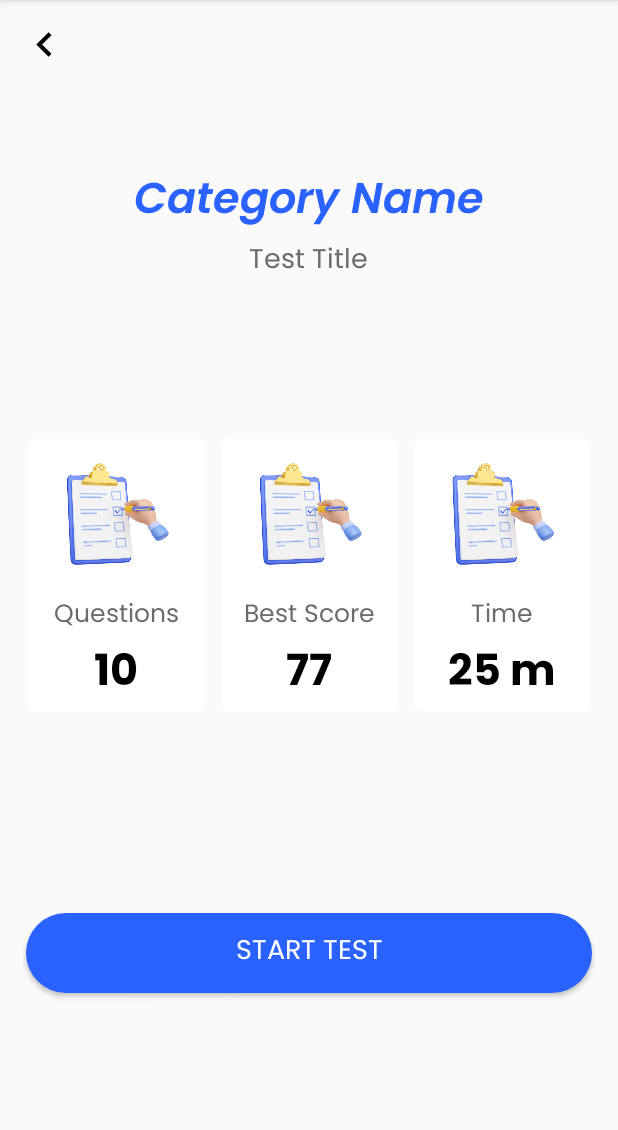
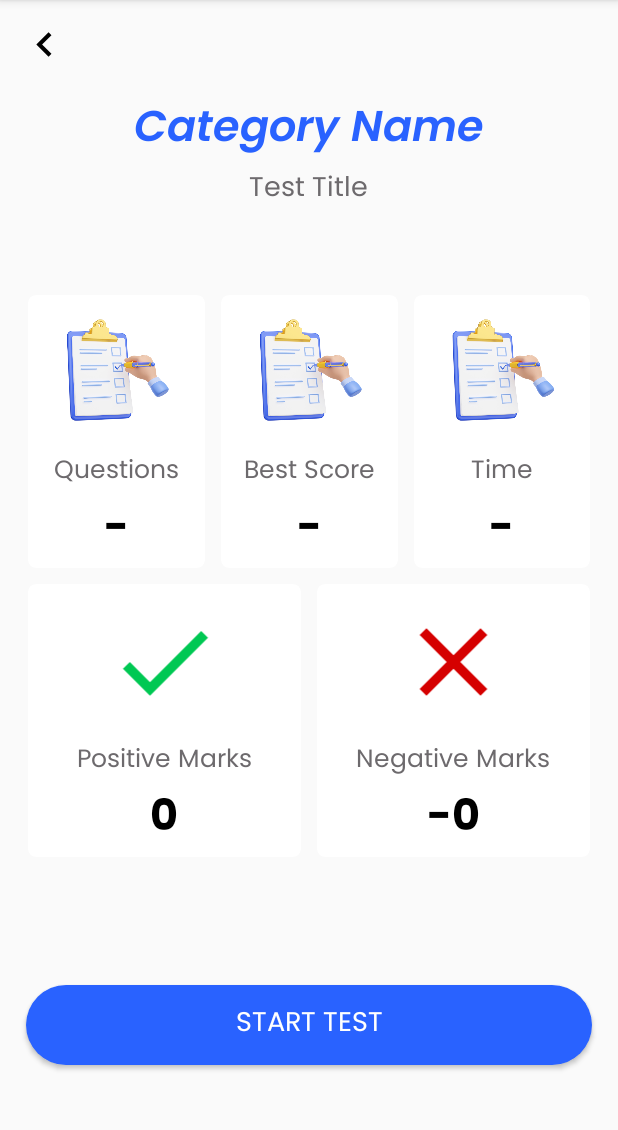
Before and after one commit to GauravKhalapurkar/StudoTest, an Android app: the StartTest screen opened directly, with no data from a screen before it, on a phone screen of 412 x 824 dp, the part 84-1214 px from its top. Run offline under Robolectric (Android 15) with nearby library versions, the phone set to English and light mode, and no system bars; our stand-ins replace Firebase (no records; nobody signed in at launch, a user with empty details on screens opened directly), sdp/ssp sizes; 1 statement that could not run was skipped.

Commit message:
Positive and negative marking done.

```diff
--- a/app/src/main/java/com/gakdevelopers/studotest/activities/Score.java
+++ b/app/src/main/java/com/gakdevelopers/studotest/activities/Score.java
@@ -31,7 +31,7 @@ public class Score extends AppCompatActivity {
 
     private Toolbar toolbar;
 
-    private int finalScore;
+    private int finalScore, marksObtained;
 
     @Override
     protected void onCreate(Bundle savedInstanceState) {
@@ -96,8 +96,13 @@ public class Score extends AppCompatActivity {
             }
         }
 
+        //Toast.makeText(this, "" + DbQuery.g_positive_marks + " - " + DbQuery.g_negative_marks, Toast.LENGTH_SHORT).show();
+
+        marksObtained = (correct * DbQuery.g_positive_marks) - (wrong * DbQuery.g_negative_marks);
+
         finalScore = correct * 100 / DbQuery.g_question_list.size();
-        txtScore.setText(String.valueOf(correct) + "/" + String.valueOf(DbQuery.g_question_list.size()));
+
+        txtScore.setText(String.valueOf(marksObtained) + "/" + String.valueOf(DbQuery.g_question_list.size() * DbQuery.g_positive_marks));
 
         timeTaken = getIntent().getLongExtra("timeTaken", 0);
         String time = String.format("%02d:%02d mins",
--- a/app/src/main/java/com/gakdevelopers/studotest/activities/StartTest.java
+++ b/app/src/main/java/com/gakdevelopers/studotest/activities/StartTest.java
@@ -20,7 +20,7 @@ import com.gakdevelopers.studotest.interfaces.MyCompleteListener;
 
 public class StartTest extends AppCompatActivity {
 
-    private TextView txtCategoryName, txtTestTitle, txtQuestions, txtBestScore, txtTime;
+    private TextView txtCategoryName, txtTestTitle, txtQuestions, txtBestScore, txtTime, txtPositiveMarks, txtNegativeMarks;
 
     private Button btnStartTest;
 
@@ -38,6 +38,8 @@ public class StartTest extends AppCompatActivity {
         txtQuestions = (TextView) findViewById(R.id.txtQuestions);
         txtBestScore = (TextView) findViewById(R.id.txtBestScore);
         txtTime = (TextView) findViewById(R.id.txtTime);
+        txtPositiveMarks = (TextView) findViewById(R.id.txtPositiveMarks);
+        txtNegativeMarks = (TextView) findViewById(R.id.txtNegativeMarks);
 
         btnStartTest = (Button) findViewById(R.id.btnStartTest);
 
@@ -60,6 +62,11 @@ public class StartTest extends AppCompatActivity {
         });
 
         loading =  ProgressDialog.show(StartTest.this,"Loading","Please Wait",false,false);
+
+        //Toast.makeText(this, "" + DbQuery.g_positive_marks + " - " + DbQuery.g_negative_marks, Toast.LENGTH_SHORT).show();
+
+        txtPositiveMarks.setText("" + DbQuery.g_positive_marks);
+        txtNegativeMarks.setText("-" + DbQuery.g_negative_marks);
 
         loadQuestions(new MyCompleteListener() {
             @Override
--- a/app/src/main/java/com/gakdevelopers/studotest/database/DbQuery.java
+++ b/app/src/main/java/com/gakdevelopers/studotest/database/DbQuery.java
@@ -3,6 +3,7 @@ package com.gakdevelopers.studotest.database;
 import android.util.ArrayMap;
 
 import androidx.annotation.NonNull;
+import androidx.annotation.Nullable;
 
 import com.gakdevelopers.studotest.interfaces.MyCompleteListener;
 import com.gakdevelopers.studotest.models.CategoryModel;
@@ -15,8 +16,10 @@ import com.google.android.gms.tasks.OnSuccessListener;
 import com.google.firebase.auth.FirebaseAuth;
 import com.google.firebase.firestore.DocumentReference;
 import com.google.firebase.firestore.DocumentSnapshot;
+import com.google.firebase.firestore.EventListener;
 import com.google.firebase.firestore.FieldValue;
 import com.google.firebase.firestore.FirebaseFirestore;
+import com.google.firebase.firestore.FirebaseFirestoreException;
 import com.google.firebase.firestore.Query;
 import com.google.firebase.firestore.QueryDocumentSnapshot;
 import com.google.firebase.firestore.QuerySnapshot;
@@ -47,6 +50,8 @@ public class DbQuery {
     public static List<Rank> g_users_list = new ArrayList<>();
 
     public static int getG_selected_cat_index = 0;
+    public static int g_positive_marks = 0;
+    public static int g_negative_marks = 0;
 
     public static int g_users_count = 0;
 
@@ -234,6 +239,16 @@ public class DbQuery {
     public static void loadTests(String testType, final MyCompleteListener completeListener) {
         g_testList.clear();
 
+        DocumentReference ref = g_fireStore.collection(testType).document(g_catList.get(g_selected_cat_index).getDocId());
+
+        ref.addSnapshotListener(new EventListener<DocumentSnapshot>() {
+            @Override
+            public void onEvent(@Nullable DocumentSnapshot value, @Nullable FirebaseFirestoreException error) {
+                g_positive_marks = value.getLong("POSITIVE").intValue();
+                g_negative_marks = value.getLong("NEGATIVE").intValue();
+            }
+        });
+
         g_fireStore.collection(testType).document(g_catList.get(g_selected_cat_index).getDocId())
                 .collection("TESTS_LIST").document("TEST_INFO")
                 .get()
--- a/app/src/main/res/layout/activity_start_test.xml
+++ b/app/src/main/res/layout/activity_start_test.xml
@@ -48,8 +48,13 @@
         android:id="@+id/linearCards"
         android:layout_width="match_parent"
         android:layout_height="wrap_content"
-        android:orientation="horizontal"
+        android:orientation="vertical"
         android:layout_centerInParent="true">
+
+        <LinearLayout
+            android:layout_width="match_parent"
+            android:layout_height="wrap_content"
+            android:orientation="horizontal">
 
             <androidx.cardview.widget.CardView
                 android:layout_width="match_parent"
@@ -87,7 +92,7 @@
                         android:id="@+id/txtQuestions"
                         android:layout_width="wrap_content"
                         android:layout_height="wrap_content"
-                    android:text="10"
+                        android:text="-"
                         android:textSize="@dimen/text_size_heading"
                         android:textColor="@color/colorBlack"
                         android:fontFamily="@font/bold"
@@ -133,7 +138,7 @@
                         android:id="@+id/txtBestScore"
                         android:layout_width="wrap_content"
                         android:layout_height="wrap_content"
-                    android:text="77"
+                        android:text="-"
                         android:textSize="@dimen/text_size_heading"
                         android:textColor="@color/colorBlack"
                         android:fontFamily="@font/bold"
@@ -179,7 +184,7 @@
                         android:id="@+id/txtTime"
                         android:layout_width="wrap_content"
                         android:layout_height="wrap_content"
-                    android:text="25 m"
+                        android:text="-"
                         android:textSize="@dimen/text_size_heading"
                         android:textColor="@color/colorBlack"
                         android:fontFamily="@font/bold"
@@ -188,6 +193,109 @@
                 </LinearLayout>
 
             </androidx.cardview.widget.CardView>
+
+        </LinearLayout>
+
+        <LinearLayout
+            android:layout_width="match_parent"
+            android:layout_height="wrap_content"
+            android:orientation="horizontal">
+
+            <androidx.cardview.widget.CardView
+                android:layout_width="match_parent"
+                android:layout_height="@dimen/_140sdp"
+                android:backgroundTint="@color/colorWhite"
+                android:layout_margin="@dimen/_4sdp"
+                android:layout_weight="1"
+                app:cardCornerRadius="@dimen/card_corner_radius"
+                app:cardElevation="0dp">
+
+                <LinearLayout
+                    android:layout_width="match_parent"
+                    android:layout_height="match_parent"
+                    android:orientation="vertical"
+                    android:gravity="center">
+
+                    <ImageView
+                        android:layout_width="match_parent"
+                        android:layout_height="0dp"
+                        android:src="@drawable/ic_tick"
+                        android:padding="@dimen/_10sdp"
+                        android:layout_weight="1"
+                        android:layout_gravity="center"
+                        app:tint="@color/colorGreen" />
+
+                    <TextView
+                        android:layout_width="wrap_content"
+                        android:layout_height="wrap_content"
+                        android:text="Positive Marks"
+                        android:textSize="@dimen/text_size_small"
+                        android:textColor="@color/colorGreyDark"
+                        android:fontFamily="@font/regular"
+                        android:layout_gravity="center"/>
+
+                    <TextView
+                        android:id="@+id/txtPositiveMarks"
+                        android:layout_width="wrap_content"
+                        android:layout_height="wrap_content"
+                        android:text="-"
+                        android:textSize="@dimen/text_size_heading"
+                        android:textColor="@color/colorBlack"
+                        android:fontFamily="@font/bold"
+                        android:layout_gravity="center"/>
+
+                </LinearLayout>
+
+            </androidx.cardview.widget.CardView>
+
+            <androidx.cardview.widget.CardView
+                android:layout_width="match_parent"
+                android:layout_height="@dimen/_140sdp"
+                android:backgroundTint="@color/colorWhite"
+                android:layout_margin="@dimen/_4sdp"
+                android:layout_weight="1"
+                app:cardCornerRadius="@dimen/card_corner_radius"
+                app:cardElevation="0dp">
+
+                <LinearLayout
+                    android:layout_width="match_parent"
+                    android:layout_height="match_parent"
+                    android:orientation="vertical"
+                    android:gravity="center">
+
+                    <ImageView
+                        android:layout_width="match_parent"
+                        android:layout_height="0dp"
+                        android:src="@drawable/ic_cross"
+                        android:padding="@dimen/_10sdp"
+                        android:layout_weight="1"
+                        android:layout_gravity="center"
+                        app:tint="@color/colorRed" />
+
+                    <TextView
+                        android:layout_width="wrap_content"
+                        android:layout_height="wrap_content"
+                        android:text="Negative Marks"
+                        android:textSize="@dimen/text_size_small"
+                        android:textColor="@color/colorGreyDark"
+                        android:fontFamily="@font/regular"
+                        android:layout_gravity="center"/>
+
+                    <TextView
+                        android:id="@+id/txtNegativeMarks"
+                        android:layout_width="wrap_content"
+                        android:layout_height="wrap_content"
+                        android:text="-"
+                        android:textSize="@dimen/text_size_heading"
+                        android:textColor="@color/colorBlack"
+                        android:fontFamily="@font/bold"
+                        android:layout_gravity="center"/>
+
+                </LinearLayout>
+
+            </androidx.cardview.widget.CardView>
+
+        </LinearLayout>
 
     </LinearLayout>
 
```
Lines whose indentation alone changed are shown as unchanged.
